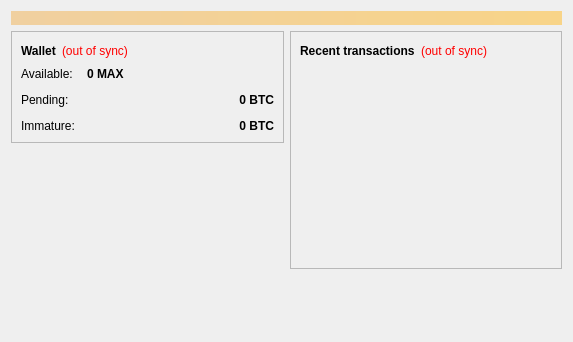
First picture: the form in src/qt/forms/overviewpage.ui, repository Max-Coin/maxcoin-dev-staging, before the edit.
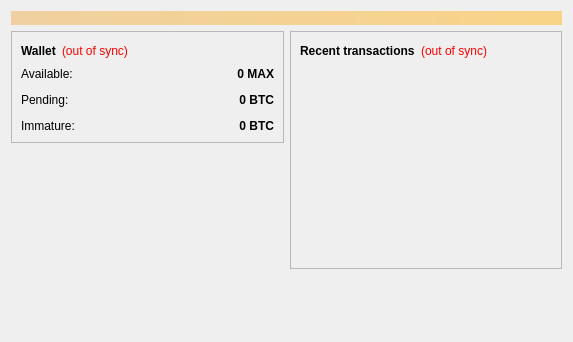
Second picture: the form after the edit.

Commit message: overviewpage ui update part 9900

The edit to the form file:
```diff
--- a/src/qt/forms/overviewpage.ui
+++ b/src/qt/forms/overviewpage.ui
@@ -124,6 +124,9 @@
               <property name="text">
                <string notr="true">0 MAX</string>
               </property>
+              <property name="alignment">
+               <set>Qt::AlignRight|Qt::AlignTrailing|Qt::AlignVCenter</set>
+              </property>
               <property name="textInteractionFlags">
                <set>Qt::LinksAccessibleByMouse|Qt::TextSelectableByKeyboard|Qt::TextSelectableByMouse</set>
               </property>
```
